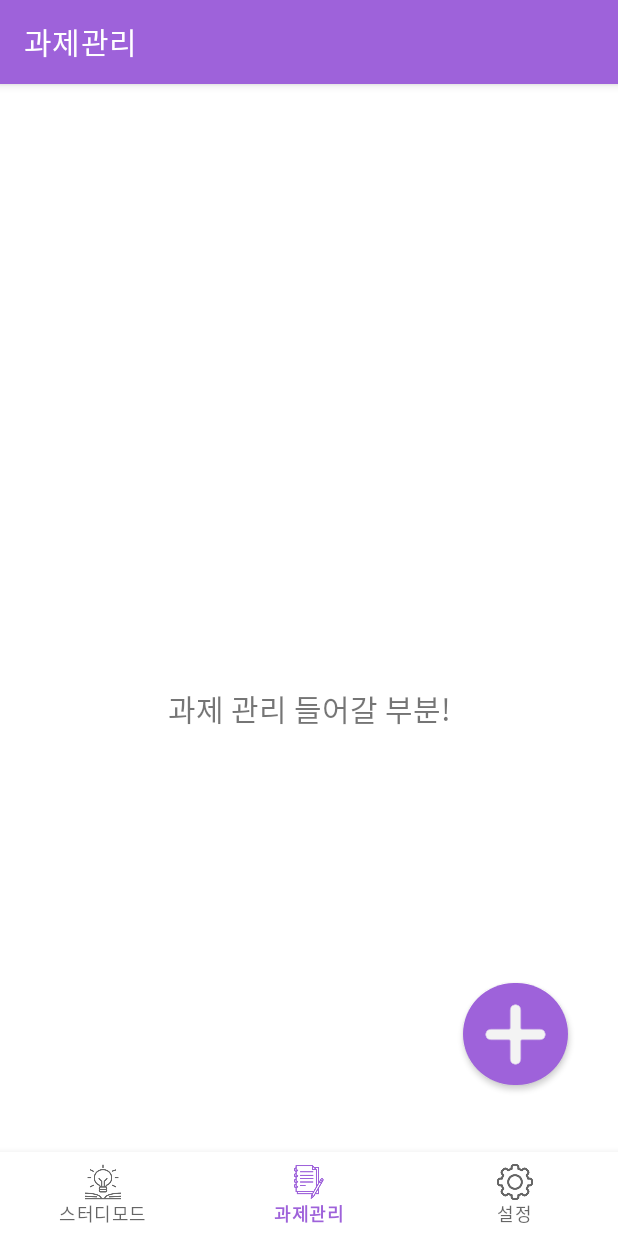
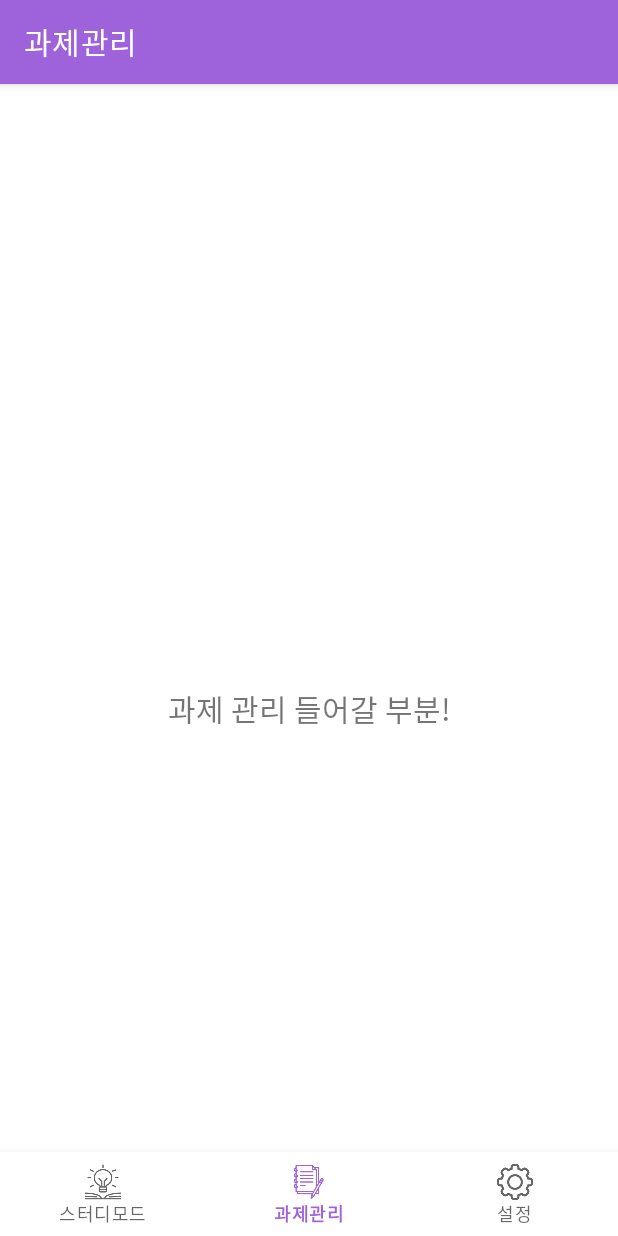
Before and after one commit to junhoflow/Studyapp-Sweenov, an Android app: the screen it shows after launch (MainActivity), on a phone screen of 412 x 824 dp. Run offline under Robolectric (Android 15) with nearby library versions, the phone set to English and light mode, and no system bars; our stand-ins replace navigation-ui.

Commit message:
210110-giuk-과제목록화면

```diff
--- a/app/build.gradle
+++ b/app/build.gradle
@@ -1,7 +1,6 @@
 plugins {
     id 'com.android.application'
     id 'kotlin-android'
-    id 'kotlin-android-extensions'
 }
 
 android {
@@ -36,8 +35,6 @@ android {
 dependencies {
 
     implementation "org.jetbrains.kotlin:kotlin-stdlib:$kotlin_version"
-    implementation "org.jetbrains.kotlin:kotlin-stdlib-jdk7:$kotlin_version"
-    implementation "org.jetbrains.kotlin:kotlin-stdlib-jdk8:$kotlin_version"
     implementation 'androidx.core:core-ktx:1.3.2'
     implementation 'androidx.appcompat:appcompat:1.2.0'
     implementation 'com.google.android.material:material:1.2.1'
--- a/app/src/main/java/com/example/sweenov/MainActivity.kt
+++ b/app/src/main/java/com/example/sweenov/MainActivity.kt
@@ -7,6 +7,7 @@ import androidx.navigation.findNavController
 import androidx.navigation.ui.AppBarConfiguration
 import androidx.navigation.ui.setupActionBarWithNavController
 import androidx.navigation.ui.setupWithNavController
+
 
 class MainActivity : AppCompatActivity() {
 
@@ -23,5 +24,7 @@ class MainActivity : AppCompatActivity() {
                 R.id.navigation_home, R.id.navigation_dashboard, R.id.navigation_notifications))
         setupActionBarWithNavController(navController, appBarConfiguration)
         navView.setupWithNavController(navController)
+
+
     }
 }
--- a/app/src/main/java/com/example/sweenov/ui/dashboard/DashboardFragment.kt
+++ b/app/src/main/java/com/example/sweenov/ui/dashboard/DashboardFragment.kt
@@ -1,7 +1,5 @@
 package com.example.sweenov.ui.dashboard
 
-import android.app.AlertDialog
-import android.content.Intent
 import android.os.Bundle
 import android.view.LayoutInflater
 import android.view.View
@@ -10,7 +8,6 @@ import android.widget.TextView
 import androidx.fragment.app.Fragment
 import androidx.lifecycle.Observer
 import androidx.lifecycle.ViewModelProvider
-import com.example.sweenov.Assignment_Add
 import com.example.sweenov.R
 
 class DashboardFragment : Fragment() {
@@ -29,14 +26,6 @@ class DashboardFragment : Fragment() {
         dashboardViewModel.text.observe(viewLifecycleOwner, Observer {
             textView.text = it
         })
-        val buttonView: TextView = root.findViewById(R.id.btn_plus)
-        buttonView.setOnClickListener()
-        {
-            val intent = Intent(activity, Assignment_Add::class.java)
-            startActivity(intent)
-        }
         return root
     }
-
-
 }
--- /dev/null
+++ b/app/src/main/java/com/example/sweenov/ui/dashboard/Profiles.kt
@@ -0,0 +1,3 @@
+package com.example.sweenov.ui.dashboard
+
+class Profiles( val name: String, val age: String, val job: String)
--- a/app/src/main/res/layout/activity_main.xml
+++ b/app/src/main/res/layout/activity_main.xml
@@ -1,5 +1,6 @@
 <?xml version="1.0" encoding="utf-8"?>
-<androidx.constraintlayout.widget.ConstraintLayout xmlns:android="http://schemas.android.com/apk/res/android"
+<androidx.constraintlayout.widget.ConstraintLayout
+    xmlns:android="http://schemas.android.com/apk/res/android"
     xmlns:app="http://schemas.android.com/apk/res-auto"
     xmlns:tools="http://schemas.android.com/tools"
     android:id="@+id/container"
--- a/app/src/main/res/layout/fragment_dashboard.xml
+++ b/app/src/main/res/layout/fragment_dashboard.xml
@@ -20,22 +20,4 @@
         app:layout_constraintStart_toStartOf="parent"
         app:layout_constraintTop_toTopOf="parent"
         android:gravity="center_horizontal" />
-
-    <Button
-        android:id="@+id/btn_plus"
-        android:layout_width="70dp"
-        android:layout_height="80dp"
-        android:gravity="center_horizontal"
-        app:cornerRadius="70dp"
-        app:icon="@mipmap/plus_foreground"
-        app:iconGravity="textStart"
-        app:iconPadding="0dp"
-        app:iconSize="90dp"
-        app:iconTint="#F3F3F3"
-        app:layout_constraintBottom_toBottomOf="parent"
-        app:layout_constraintEnd_toEndOf="parent"
-        app:layout_constraintHorizontal_bias="0.903"
-        app:layout_constraintStart_toStartOf="parent"
-        app:layout_constraintTop_toTopOf="parent"
-        app:layout_constraintVertical_bias="0.85" />
 </androidx.constraintlayout.widget.ConstraintLayout>
```
Also changed, not shown: app/src/main/java/com/example/sweenov/ui/dashboard/ProfileAdapter.kt (added, +45 -0 lines), app/src/main/res/layout/list_item.xml (added, +64 -0 lines).
